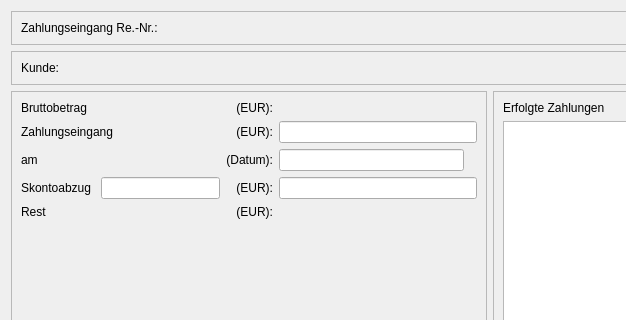
The window that form/payment_content.ui (romanweissflog/FAKT) describes before a commit, drawn with Qt 5; both pictures show x 0 to 626 and y 0 to 320 of the 979 by 586 pixel window.
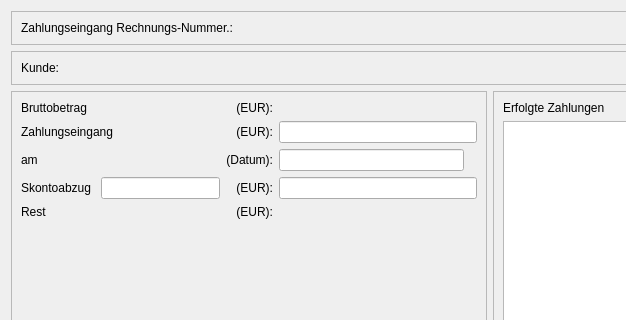
The same window after the commit. Custom widgets are drawn as their Qt base class.

```diff
--- a/form/payment_content.ui
+++ b/form/payment_content.ui
@@ -26,7 +26,7 @@
       <item>
        <widget class="QLabel" name="label">
         <property name="text">
-         <string>Zahlungseingang Re.-Nr.:</string>
+         <string>Zahlungseingang Rechnungs-Nummer.:</string>
         </property>
        </widget>
       </item>
```
Left out of the diff: 3 changed lines with no effect on the pictures.
